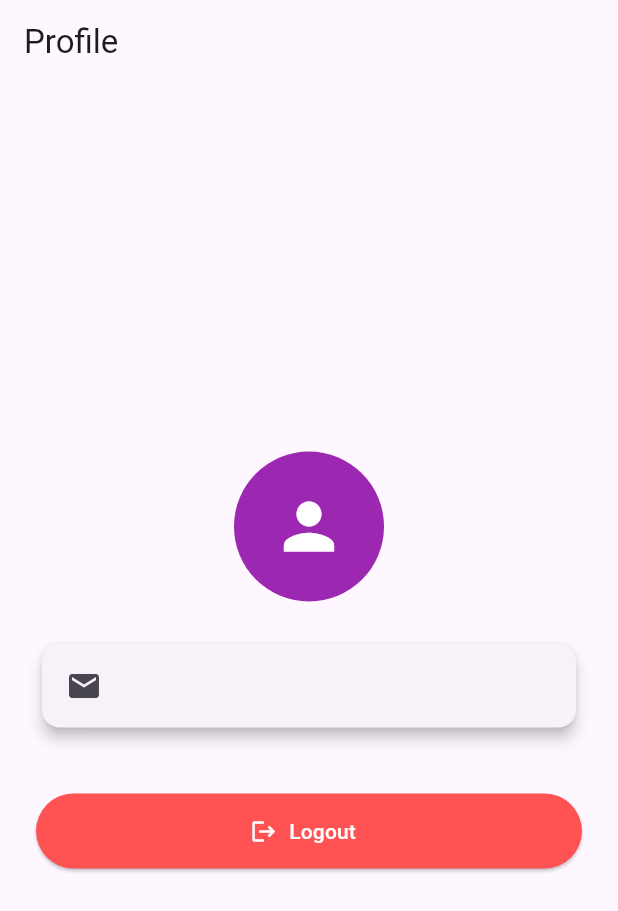
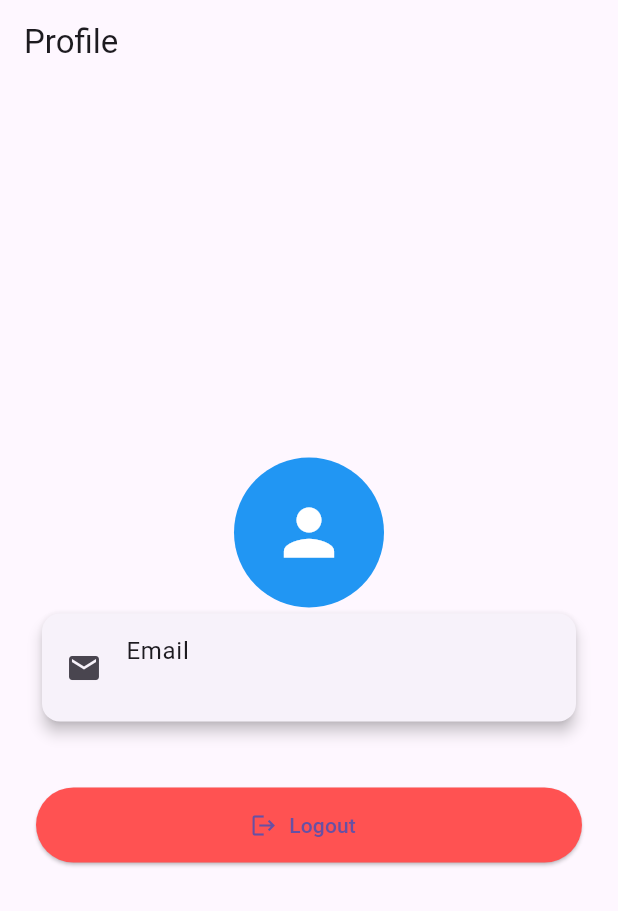
Before and after one commit to Cs3541/AwesomeHonkShoo, a Flutter app: the ProfileScreen screen opened directly, on a phone screen of 412 x 824 dp. Shown: the top 911 px of the screen. Run offline on Flutter 3.47's test engine with Material 3 defaults, Android fonts, the phone set to English and light mode, and no system bars; our stand-ins replace cloud_firestore, firebase_auth, firebase_core, fl_chart; accounts and stored records are empty.

Commit message:
initial setup of profile screen and test of home banner

```diff
--- a/lib/views/profile_screen.dart
+++ b/lib/views/profile_screen.dart
@@ -9,20 +9,17 @@ class ProfileScreen extends StatelessWidget {
 
   void _logout(BuildContext context) async {
     await _presenter.logout();
-
     Navigator.pushAndRemoveUntil(
       context,
-      MaterialPageRoute(
-        builder: (_) => const LoginScreen(),
-      ),
-      (route) => false,
+      MaterialPageRoute(builder: (_) => const LoginScreen()),
+      (_) => false,
     );
   }
 
+
   @override
   Widget build(BuildContext context) {
-    final email =
-        _presenter.getCurrentUserEmail() ?? 'Unknown User';
+    final email = _presenter.getCurrentUserEmail() ?? 'Unknown User';
 
     return Scaffold(
       appBar: AppBar(
@@ -36,29 +33,21 @@ class ProfileScreen extends StatelessWidget {
           children: [
             const CircleAvatar(
               radius: 50,
-              backgroundColor: Colors.purple,
-              child: Icon(
-                Icons.person,
-                size: 50,
-                color: Colors.white,
-              ),
+              backgroundColor: Colors.blue,
+              child: Icon(Icons.person, size: 50, color: Colors.white),
             ),
-
-            const SizedBox(height: 24),
-
             Card(
               elevation: 4,
               shape: RoundedRectangleBorder(
                 borderRadius: BorderRadius.circular(12),
               ),
-              child: ListTile(
+              child:ListTile(
                 leading: const Icon(Icons.email),
-                title: Text(email),
+                title: const Text('Email'),
+                subtitle: Text(email),
               ),
             ),
-
             const SizedBox(height: 40),
-
             ElevatedButton.icon(
               onPressed: () => _logout(context),
               icon: const Icon(Icons.logout),
@@ -66,7 +55,6 @@ class ProfileScreen extends StatelessWidget {
               style: ElevatedButton.styleFrom(
                 minimumSize: const Size.fromHeight(50),
                 backgroundColor: Colors.redAccent,
-                foregroundColor: Colors.white,
               ),
             ),
           ],
```
Also changed, not shown: lib/views/home_screen.dart (+17 -0 lines), 4 other files.
